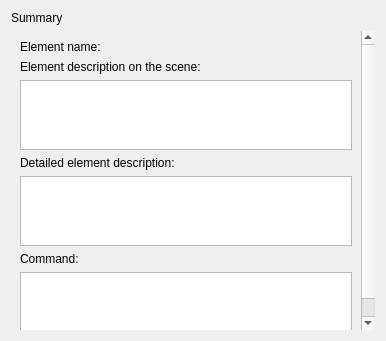
This is src/plugins/workflow_designer/src/library/create_cmdline_based_worker/CreateCmdlineBasedWorkerWizardSummaryPage.ui in violethaze74/ugene as Qt 5 draws it before an edit. The edited form follows.
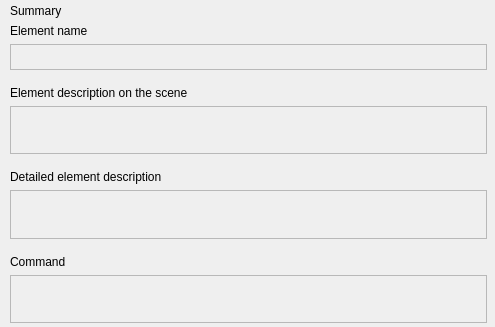
This is the edited form.

Commit message: UGENE-6464: the wizard was renamed to "Create Element with External Tool", it's appearance was updated.

```diff
--- a/src/plugins/workflow_designer/src/library/create_cmdline_based_worker/CreateCmdlineBasedWorkerWizardSummaryPage.ui
+++ b/src/plugins/workflow_designer/src/library/create_cmdline_based_worker/CreateCmdlineBasedWorkerWizardSummaryPage.ui
@@ -6,14 +6,26 @@
    <rect>
     <x>0</x>
     <y>0</y>
-    <width>386</width>
-    <height>341</height>
+    <width>495</width>
+    <height>327</height>
    </rect>
   </property>
   <property name="windowTitle">
    <string>WizardPage</string>
   </property>
   <layout class="QVBoxLayout" name="verticalLayout_2">
+   <property name="leftMargin">
+    <number>10</number>
+   </property>
+   <property name="topMargin">
+    <number>4</number>
+   </property>
+   <property name="rightMargin">
+    <number>8</number>
+   </property>
+   <property name="bottomMargin">
+    <number>0</number>
+   </property>
    <item>
     <widget class="QLabel" name="lblTitle">
      <property name="text">
@@ -37,17 +49,38 @@
        <rect>
         <x>0</x>
         <y>0</y>
-        <width>368</width>
-        <height>304</height>
+        <width>477</width>
+        <height>299</height>
        </rect>
       </property>
-      <layout class="QVBoxLayout" name="verticalLayout_3">
+      <layout class="QVBoxLayout" name="verticalLayout">
+       <property name="spacing">
+        <number>0</number>
+       </property>
+       <property name="leftMargin">
+        <number>0</number>
+       </property>
+       <property name="topMargin">
+        <number>0</number>
+       </property>
+       <property name="rightMargin">
+        <number>0</number>
+       </property>
+       <property name="bottomMargin">
+        <number>0</number>
+       </property>
        <item>
-        <layout class="QHBoxLayout" name="horizontalLayout">
+        <layout class="QVBoxLayout" name="nameLayout">
+         <property name="spacing">
+          <number>6</number>
+         </property>
+         <property name="bottomMargin">
+          <number>16</number>
+         </property>
          <item>
           <widget class="QLabel" name="lblName">
            <property name="text">
-            <string>Element name:</string>
+            <string>Element name</string>
            </property>
            <property name="alignment">
             <set>Qt::AlignLeading|Qt::AlignLeft|Qt::AlignTop</set>
@@ -58,26 +91,50 @@
           </widget>
          </item>
          <item>
-          <widget class="QLabel" name="lblNameValue">
-           <property name="text">
-            <string/>
+          <widget class="QTextEdit" name="lblNameValue">
+           <property name="enabled">
+            <bool>false</bool>
            </property>
-           <property name="alignment">
-            <set>Qt::AlignLeading|Qt::AlignLeft|Qt::AlignTop</set>
+           <property name="sizePolicy">
+            <sizepolicy hsizetype="Expanding" vsizetype="Minimum">
+             <horstretch>0</horstretch>
+             <verstretch>0</verstretch>
+            </sizepolicy>
            </property>
-           <property name="wordWrap">
-            <bool>true</bool>
+           <property name="minimumSize">
+            <size>
+             <width>0</width>
+             <height>26</height>
+            </size>
+           </property>
+           <property name="maximumSize">
+            <size>
+             <width>16777215</width>
+             <height>26</height>
+            </size>
+           </property>
+           <property name="baseSize">
+            <size>
+             <width>0</width>
+             <height>26</height>
+            </size>
            </property>
           </widget>
          </item>
         </layout>
        </item>
        <item>
-        <layout class="QVBoxLayout" name="verticalLayout">
+        <layout class="QVBoxLayout" name="prompterLayout">
+         <property name="spacing">
+          <number>6</number>
+         </property>
+         <property name="bottomMargin">
+          <number>16</number>
+         </property>
          <item>
           <widget class="QLabel" name="lblPrompter">
            <property name="text">
-            <string>Element description on the scene:</string>
+            <string>Element description on the scene</string>
            </property>
            <property name="alignment">
             <set>Qt::AlignLeading|Qt::AlignLeft|Qt::AlignTop</set>
@@ -89,6 +146,15 @@
          </item>
          <item>
           <widget class="QTextEdit" name="lblPrompterValue">
+           <property name="enabled">
+            <bool>false</bool>
+           </property>
+           <property name="minimumSize">
+            <size>
+             <width>0</width>
+             <height>26</height>
+            </size>
+           </property>
            <property name="sizeAdjustPolicy">
             <enum>QAbstractScrollArea::AdjustToContentsOnFirstShow</enum>
            </property>
@@ -97,10 +163,20 @@
            </property>
           </widget>
          </item>
+        </layout>
+       </item>
+       <item>
+        <layout class="QVBoxLayout" name="descriptionLayout">
+         <property name="spacing">
+          <number>6</number>
+         </property>
+         <property name="bottomMargin">
+          <number>16</number>
+         </property>
          <item>
           <widget class="QLabel" name="lblDescription">
            <property name="text">
-            <string>Detailed element description:</string>
+            <string>Detailed element description</string>
            </property>
            <property name="alignment">
             <set>Qt::AlignLeading|Qt::AlignLeft|Qt::AlignTop</set>
@@ -112,6 +188,15 @@
          </item>
          <item>
           <widget class="QTextEdit" name="lblDescriptionValue">
+           <property name="enabled">
+            <bool>false</bool>
+           </property>
+           <property name="minimumSize">
+            <size>
+             <width>0</width>
+             <height>42</height>
+            </size>
+           </property>
            <property name="sizeAdjustPolicy">
             <enum>QAbstractScrollArea::AdjustToContentsOnFirstShow</enum>
            </property>
@@ -120,10 +205,20 @@
            </property>
           </widget>
          </item>
+        </layout>
+       </item>
+       <item>
+        <layout class="QVBoxLayout" name="commandLayout">
+         <property name="spacing">
+          <number>6</number>
+         </property>
+         <property name="bottomMargin">
+          <number>4</number>
+         </property>
          <item>
           <widget class="QLabel" name="lblCommand">
            <property name="text">
-            <string>Command:</string>
+            <string>Command</string>
            </property>
            <property name="alignment">
             <set>Qt::AlignLeading|Qt::AlignLeft|Qt::AlignTop</set>
@@ -135,6 +230,15 @@
          </item>
          <item>
           <widget class="QTextEdit" name="lblCommandValue">
+           <property name="enabled">
+            <bool>false</bool>
+           </property>
+           <property name="minimumSize">
+            <size>
+             <width>0</width>
+             <height>42</height>
+            </size>
+           </property>
            <property name="sizeAdjustPolicy">
             <enum>QAbstractScrollArea::AdjustToContentsOnFirstShow</enum>
            </property>
@@ -143,19 +247,6 @@
            </property>
           </widget>
          </item>
-         <item>
-          <spacer name="verticalSpacer">
-           <property name="orientation">
-            <enum>Qt::Vertical</enum>
-           </property>
-           <property name="sizeHint" stdset="0">
-            <size>
-             <width>159</width>
-             <height>1</height>
-            </size>
-           </property>
-          </spacer>
-         </item>
         </layout>
        </item>
       </layout>
```
The commit also changes 8 other files.
